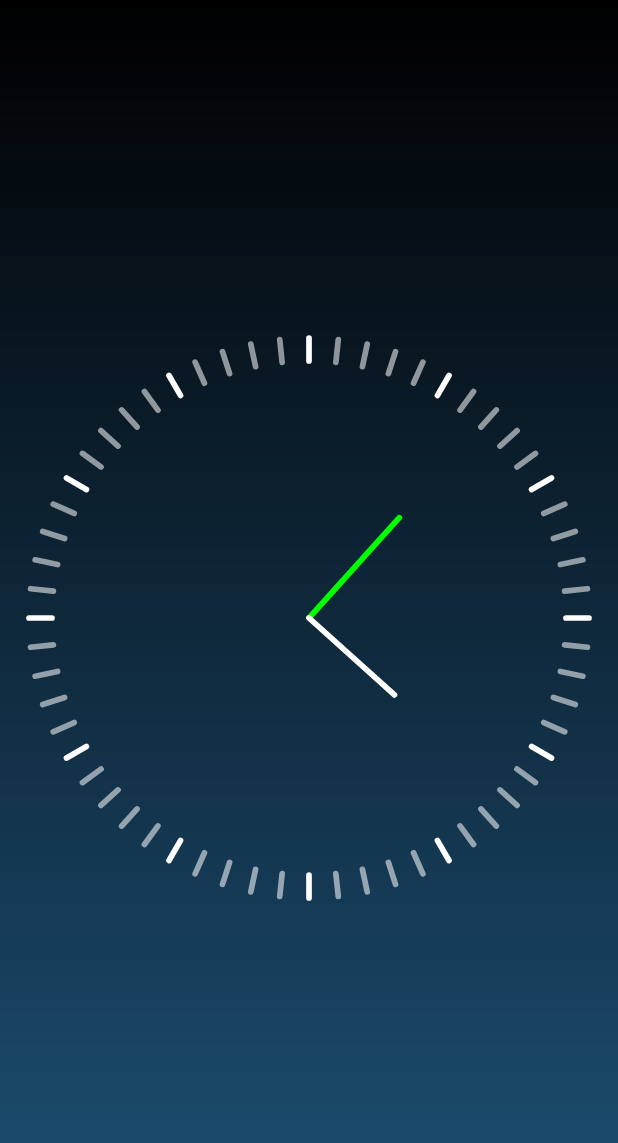
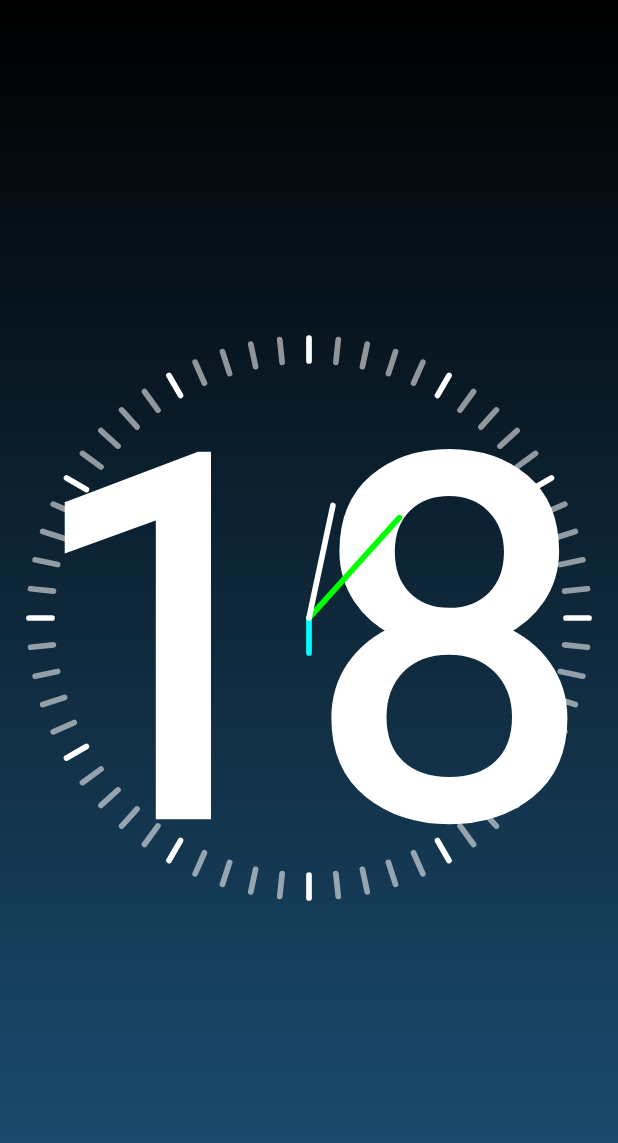
Before and after one commit to xubosyj/CS175_HW3, an Android app: the screen it shows after launch (ClockActivity), on a phone screen of 412 x 824 dp. Shown: the top 1143 px of the screen. Run offline under Robolectric (Android 15) with nearby library versions, the phone set to English and light mode, and no system bars.

```diff
--- a/CompicatedComponent/app/src/main/AndroidManifest.xml
+++ b/CompicatedComponent/app/src/main/AndroidManifest.xml
@@ -12,10 +12,9 @@
         <activity
             android:name=".handler.HomepageActivity"
             android:label="@string/title_activity_homepage"
-            android:theme="@style/Theme.CompicatedComponent.NoActionBar">
-        </activity>
-        <activity android:name=".handler.SplashActivity">
-        </activity>
+            android:theme="@style/Theme.CompicatedComponent.NoActionBar"></activity>
+        <activity android:name=".handler.SplashActivity"></activity>
+
         <activity android:name=".homework.ClockActivity">
             <intent-filter>
                 <action android:name="android.intent.action.MAIN" />
@@ -23,11 +22,12 @@
                 <category android:name="android.intent.category.LAUNCHER" />
             </intent-filter>
         </activity>
-        <activity android:name=".handler.DownloadVideoActivity"></activity>
+        <activity android:name=".handler.DownloadVideoActivity" >
+        </activity>
         <activity android:name=".handler.HandlerActivity" />
-        <activity android:name=".thread.ThreadActivity" />
-        <activity android:name=".view.CustomViewActivity">
+        <activity android:name=".thread.ThreadActivity">
         </activity>
+        <activity android:name=".view.CustomViewActivity"></activity>
     </application>
 
 </manifest>
--- a/CompicatedComponent/app/src/main/java/com/bytedance/compicatedcomponent/homework/ClockActivity.kt
+++ b/CompicatedComponent/app/src/main/java/com/bytedance/compicatedcomponent/homework/ClockActivity.kt
@@ -9,6 +9,10 @@ import com.bytedance.compicatedcomponent.R
  *  time   : 2021/10/30
  *  desc   :
  */
+//定时发送更新消息给UI线程
+//handler获取实时时间，给控件属性赋值
+//控件改写为通过属性拿到值来draw转动度数
+//默认值为当前时间
 class ClockActivity : Activity() {
 
     override fun onCreate(savedInstanceState: Bundle?) {
--- a/CompicatedComponent/app/src/main/java/com/bytedance/compicatedcomponent/homework/ClockView.kt
+++ b/CompicatedComponent/app/src/main/java/com/bytedance/compicatedcomponent/homework/ClockView.kt
@@ -5,7 +5,9 @@ import android.graphics.Canvas
 import android.graphics.Color
 import android.graphics.Paint
 import android.util.AttributeSet
+import android.util.Log
 import android.view.View
+import android.webkit.WebSettings
 import java.util.*
 import kotlin.math.cos
 import kotlin.math.sin
@@ -39,6 +41,10 @@ class ClockView @JvmOverloads constructor(
         private const val RIGHT_ANGLE = 90
 
         private const val UNIT_DEGREE = (6 * Math.PI / 180).toFloat() // 一个小格的度数
+
+        private const val DEFAULT_TEXT_STROKE_WIDTH = 10f
+        private const val DEFAULT_TEXT_SIZE = 500f
+
     }
 
     private var panelRadius = 200.0f // 表盘半径
@@ -55,7 +61,13 @@ class ClockView @JvmOverloads constructor(
 
     private var degreesColor = 0
 
+    private var nowHours:Int = 0
+    private var nowMinutes:Int = 0
+    private var nowSeconds: Int = 0
+
     private val needlePaint: Paint
+
+
 
     init {
         degreesColor = DEFAULT_PRIMARY_COLOR
@@ -63,6 +75,7 @@ class ClockView @JvmOverloads constructor(
         needlePaint.style = Paint.Style.FILL_AND_STROKE
         needlePaint.strokeCap = Paint.Cap.ROUND
     }
+
 
     override fun onMeasure(widthMeasureSpec: Int, heightMeasureSpec: Int) {
         super.onMeasure(widthMeasureSpec, heightMeasureSpec)
@@ -81,6 +94,12 @@ class ClockView @JvmOverloads constructor(
 
     override fun onDraw(canvas: Canvas) {
         super.onDraw(canvas)
+        val calendar: Calendar = Calendar.getInstance()
+        val now: Date = calendar.time
+        nowHours = now.hours + 8
+        nowMinutes = now.minutes
+        nowSeconds = now.seconds
+
         resultWidth = if (height > width) width else height
         val halfWidth = resultWidth / 2
         centerX = halfWidth
@@ -95,6 +114,8 @@ class ClockView @JvmOverloads constructor(
         drawNeedles(canvas)
 
         // todo 1: 每一秒刷新一次，让指针动起来
+        postInvalidateDelayed(1000)
+
     }
 
     private fun drawDegrees(canvas: Canvas) {
@@ -136,6 +157,20 @@ class ClockView @JvmOverloads constructor(
     private fun drawHoursValues(canvas: Canvas) {
         // Default Color:
         // - hoursValuesColor
+        val paint = Paint(Paint.ANTI_ALIAS_FLAG).apply {
+            style = Paint.Style.FILL_AND_STROKE
+            strokeCap = Paint.Cap.ROUND
+            strokeWidth = DEFAULT_TEXT_STROKE_WIDTH
+            color = DEFAULT_PRIMARY_COLOR
+        }
+        paint.setTextSize(DEFAULT_TEXT_SIZE)
+        paint.setTextAlign(Paint.Align.CENTER);
+        val fontMetrics: Paint.FontMetrics = paint.getFontMetrics()
+        val distance = (fontMetrics.bottom - fontMetrics.top) / 2 - fontMetrics.bottom
+        val baseline: Float = centerY + distance
+        canvas.drawText(nowHours.toString(), centerX.toFloat(), baseline, paint)
+
+
     }
 
     /**
@@ -145,16 +180,12 @@ class ClockView @JvmOverloads constructor(
      * @param canvas
      */
     private fun drawNeedles(canvas: Canvas) {
-        val calendar: Calendar = Calendar.getInstance()
-        val now: Date = calendar.time
-        val nowHours: Int = now.hours
-        val nowMinutes: Int = now.minutes
-        val nowSeconds: Int = now.seconds
         // 画秒针
         drawPointer(canvas, POINTER_TYPE_SECOND, nowSeconds)
         // 画分针
         // todo 2: 画分针
-
+        val numOfMinutes = nowMinutes + nowSeconds/60
+        drawPointer(canvas, POINTER_TYPE_MINUTES,numOfMinutes)
         // 画时针
         val part = nowMinutes / 12
         drawPointer(canvas, POINTER_TYPE_HOURS, 5 * nowHours + part)
@@ -172,6 +203,9 @@ class ClockView @JvmOverloads constructor(
                 pointerHeadXY = getPointerHeadXY(hourPointerLength, degree)
             }
             POINTER_TYPE_MINUTES -> {
+                degree = value * UNIT_DEGREE
+                needlePaint.color = Color.CYAN
+                pointerHeadXY = getPointerHeadXY(minutePointerLength, degree)
             }
             POINTER_TYPE_SECOND -> {
                 degree = value * UNIT_DEGREE
--- a/CompicatedComponent/build.gradle
+++ b/CompicatedComponent/build.gradle
@@ -7,7 +7,7 @@ buildscript {
     }
     dependencies {
         classpath "com.android.tools.build:gradle:4.1.3"
-        classpath "org.jetbrains.kotlin:kotlin-gradle-plugin:$kotlin_version"
+        classpath "org.jetbrains.kotlin:kotlin-gradle-plugin:1.5.31"
 
         // NOTE: Do not place your application dependencies here; they belong
         // in the individual module build.gradle files
```
